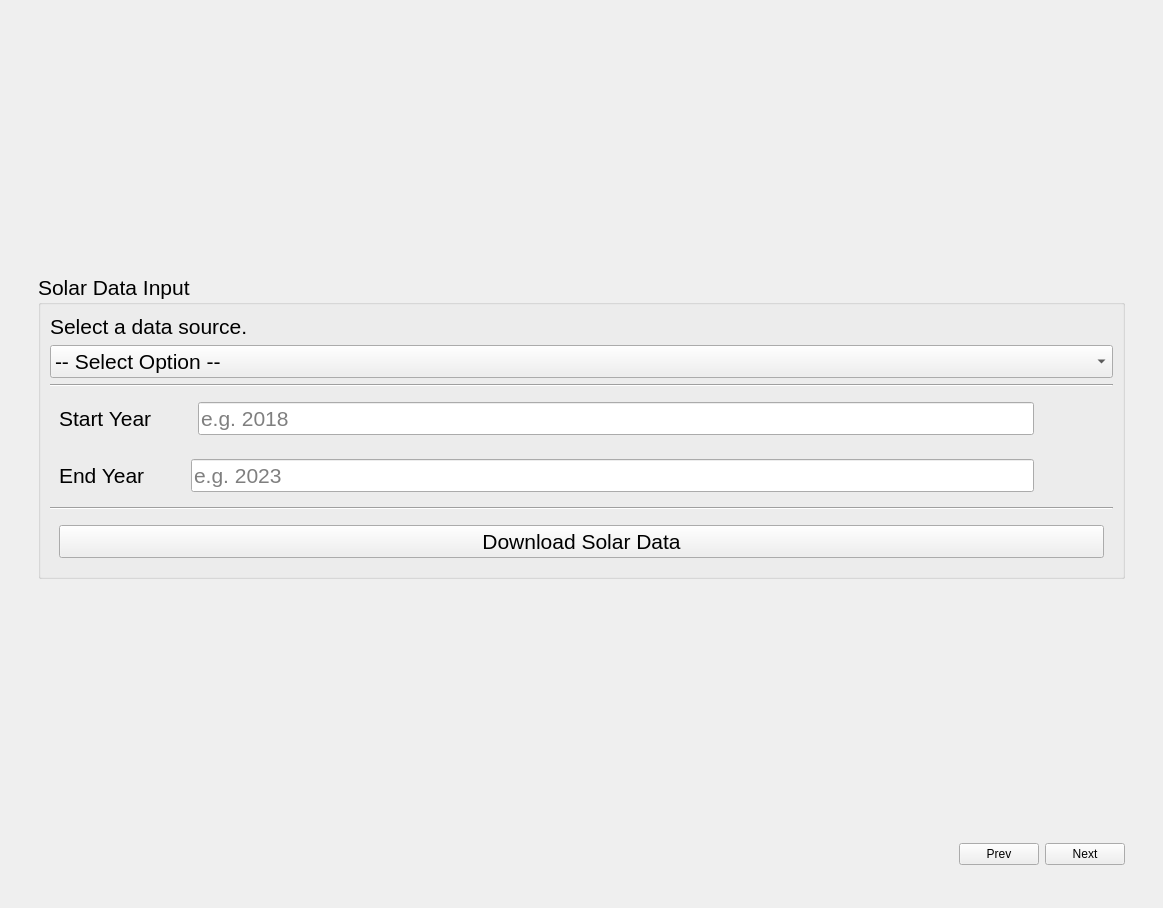
sandialabs/snl-progress, file progress/ui/forms/solar/solar.ui: the form before one commit.
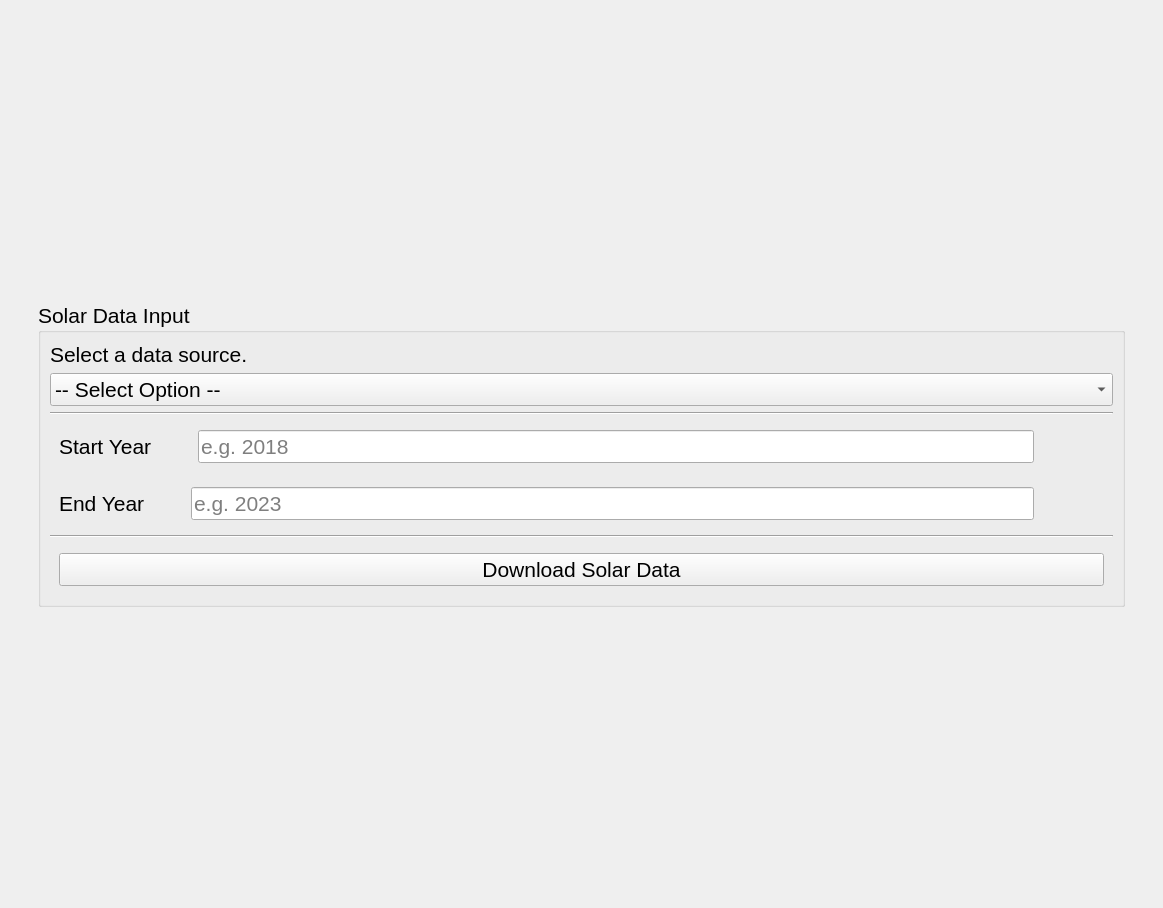
The form after the commit. Icons and pictures are not drawn.

Commit message: fix: removed nav buttons made universal

Patch:
```diff
--- a/progress/ui/forms/solar/solar.ui
+++ b/progress/ui/forms/solar/solar.ui
@@ -309,51 +309,6 @@
             </layout>
            </widget>
           </item>
-          <item>
-           <widget class="QWidget" name="nav_bottom_data" native="true">
-            <property name="sizePolicy">
-             <sizepolicy hsizetype="Preferred" vsizetype="Expanding">
-              <horstretch>0</horstretch>
-              <verstretch>0</verstretch>
-             </sizepolicy>
-            </property>
-            <property name="maximumSize">
-             <size>
-              <width>16777215</width>
-              <height>50</height>
-             </size>
-            </property>
-            <layout class="QHBoxLayout" name="horizontalLayout_nav">
-             <item>
-              <spacer name="bottom_spacer_data">
-               <property name="orientation">
-                <enum>Qt::Horizontal</enum>
-               </property>
-               <property name="sizeHint" stdset="0">
-                <size>
-                 <width>40</width>
-                 <height>20</height>
-                </size>
-               </property>
-              </spacer>
-             </item>
-             <item>
-              <widget class="QPushButton" name="btn_prev_page_data">
-               <property name="text">
-                <string>Prev</string>
-               </property>
-              </widget>
-             </item>
-             <item>
-              <widget class="QPushButton" name="btn_next_page_data">
-               <property name="text">
-                <string>Next</string>
-               </property>
-              </widget>
-             </item>
-            </layout>
-           </widget>
-          </item>
          </layout>
         </widget>
        </item>
```
Left out of the diff: 12 changed lines with no effect on the pictures. The commit also changes 25 other files.
